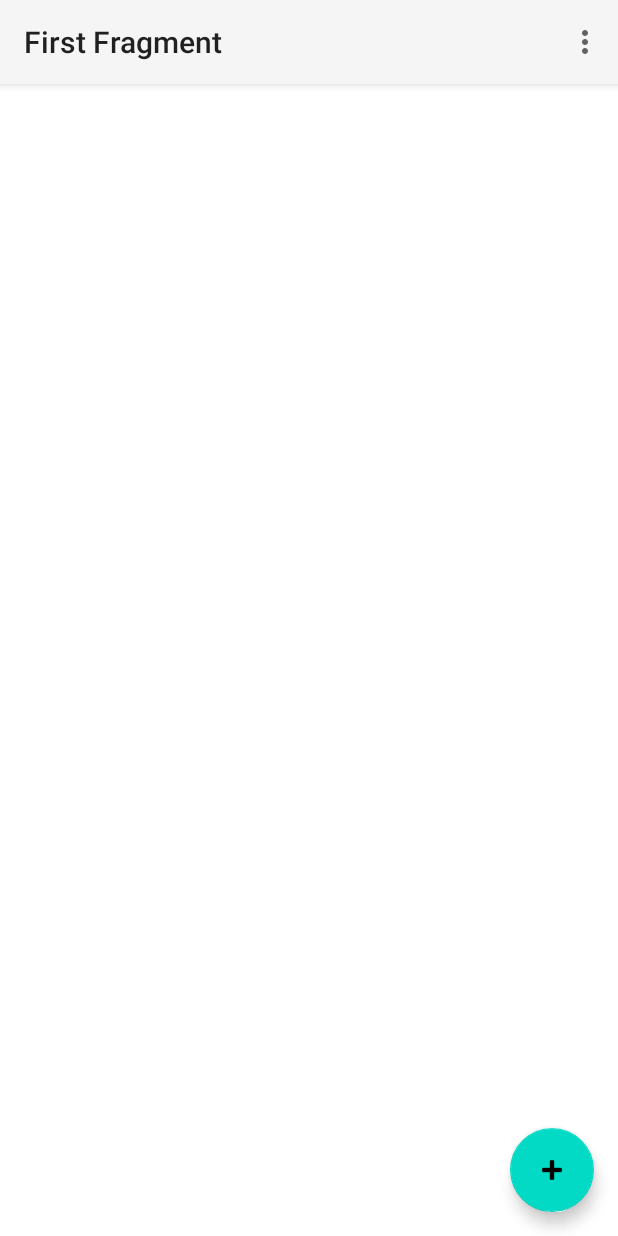
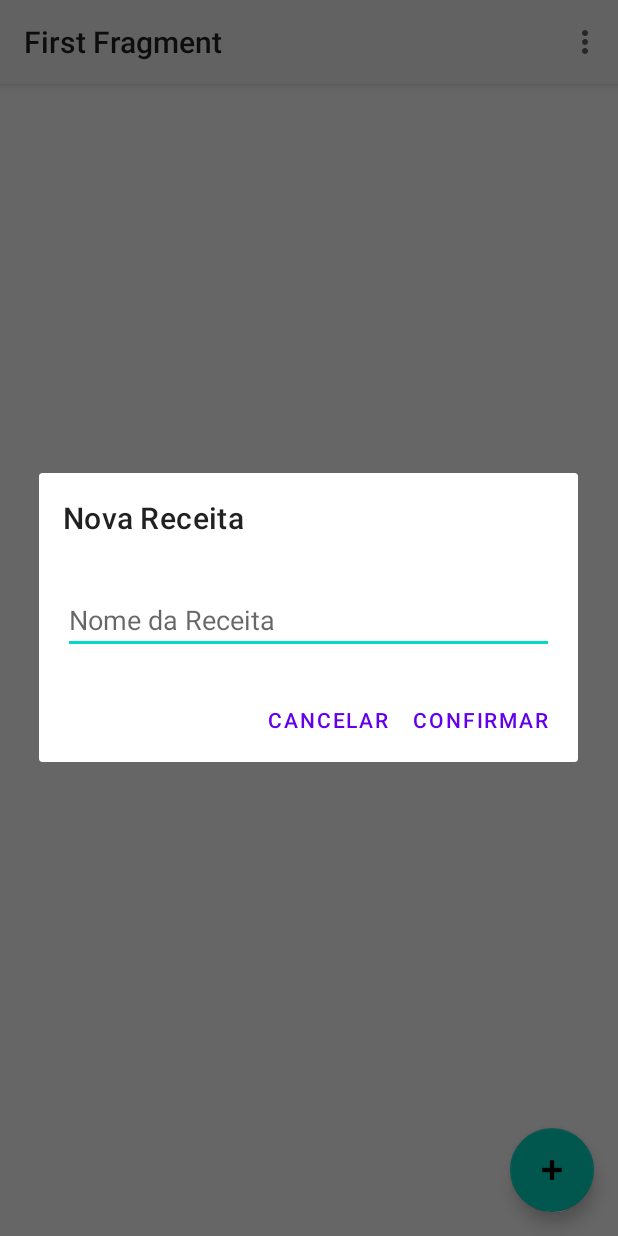
Before and after one commit to guilhermeqmaia/android_recipes_app, an Android app: the screen it shows after launch (MainActivity), after a tap on an icon or button, on a phone screen of 412 x 824 dp. Run offline under Robolectric (Android 15) with nearby library versions, the phone set to English and light mode, and no system bars; our stand-ins replace Room's generated code, navigation-ui.

```diff
--- a/app/src/main/java/com/example/myrecipes/presentation/MainActivity.kt
+++ b/app/src/main/java/com/example/myrecipes/presentation/MainActivity.kt
@@ -11,7 +11,6 @@ import androidx.navigation.ui.navigateUp
 import androidx.navigation.ui.setupActionBarWithNavController
 import br.com.myrecipes.R
 import br.com.myrecipes.databinding.ActivityMainBinding
-import com.google.android.material.snackbar.Snackbar
 
 
 class MainActivity : AppCompatActivity() {
@@ -31,10 +30,6 @@ class MainActivity : AppCompatActivity() {
         appBarConfiguration = AppBarConfiguration(navController.graph)
         setupActionBarWithNavController(navController, appBarConfiguration)
 
-        binding.fab.setOnClickListener { view ->
-            Snackbar.make(view, "Replace with your own action", Snackbar.LENGTH_LONG)
-                .setAction("Action", null).show()
-        }
     }
 
     override fun onCreateOptionsMenu(menu: Menu): Boolean {
--- a/app/src/main/java/com/example/myrecipes/presentation/recipe/RecipeFragment.kt
+++ b/app/src/main/java/com/example/myrecipes/presentation/recipe/RecipeFragment.kt
@@ -7,9 +7,11 @@ import android.view.ViewGroup
 import android.widget.Toast
 import androidx.core.view.isVisible
 import androidx.fragment.app.Fragment
+import androidx.fragment.app.setFragmentResultListener
 import androidx.fragment.app.viewModels
 import br.com.myrecipes.R
 import br.com.myrecipes.databinding.FragmentRecipeBinding
+import com.example.myrecipes.presentation.dialog.DialogEditTextFragment
 import com.example.myrecipes.presentation.recipe.adapter.RecipeAdapter
 
 class RecipeFragment : Fragment() {
@@ -34,7 +36,7 @@ class RecipeFragment : Fragment() {
 
     private fun setupListeners() {
         binding.fabRecipe.setOnClickListener {
-            //@TODO SHOW DIALOG
+            showDialog()
         }
     }
 
@@ -71,4 +73,16 @@ class RecipeFragment : Fragment() {
             }
         }
     }
+
+    private fun showDialog() {
+        DialogEditTextFragment.show(
+            title = getString(R.string.recipe_dialog_title),
+            placeholder = getString(R.string.recipe_dialog_placeholder),
+            fragmentManager = parentFragmentManager,
+        )
+        setFragmentResultListener(DialogEditTextFragment.FRAGMENT_RESULT) { requestKey: String, bundle: Bundle ->
+            val recipeName = bundle.getString(DialogEditTextFragment.EDIT_TEXT_VALUE) ?: ""
+            viewModel.insertRecipe(recipeName)
+        }
+    }
 }
--- a/app/src/main/res/layout/fragment_dialog_edit_text.xml
+++ b/app/src/main/res/layout/fragment_dialog_edit_text.xml
@@ -1,6 +1,7 @@
 <?xml version="1.0" encoding="utf-8"?>
 <LinearLayout xmlns:android="http://schemas.android.com/apk/res/android"
     xmlns:tools="http://schemas.android.com/tools"
+    android:orientation="vertical"
     android:layout_width="match_parent"
     android:layout_height="wrap_content">
 
--- a/app/src/main/res/values/strings.xml
+++ b/app/src/main/res/values/strings.xml
@@ -5,4 +5,6 @@
     <string name="second_fragment_label">Second Fragment</string>
     <string name="previous">Previous</string>
     <string name="action_settings">Settings</string>
+    <string name="recipe_dialog_title">Nova Receita</string>
+    <string name="recipe_dialog_placeholder">Nome da Receita</string>
 </resources>
```
Also changed, not shown: app/src/main/java/com/example/myrecipes/data/entity/FullRecipe.kt (added, +12 -0 lines), app/src/main/java/com/example/myrecipes/data/entity/Ingredient.kt (added, +14 -0 lines), app/src/main/java/com/example/myrecipes/data/entity/PrepareMode.kt (added, +14 -0 lines).
